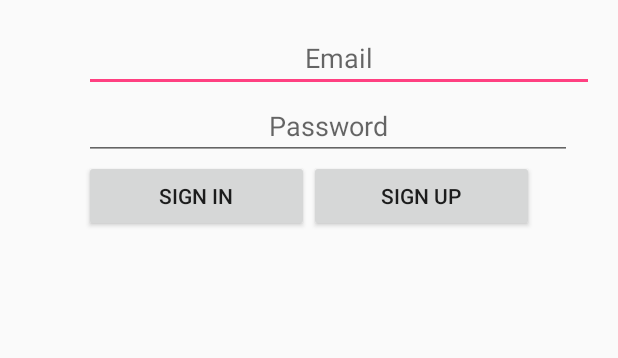
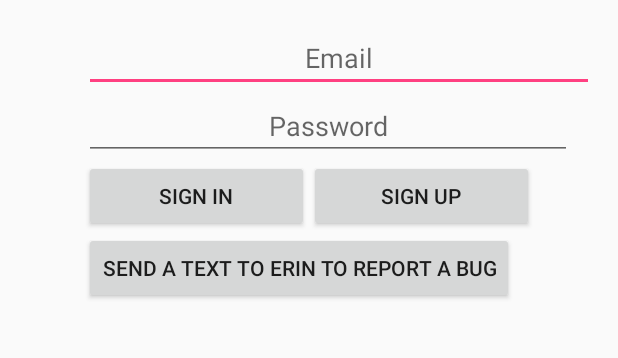
Before and after one commit to hsiungwilliam/PerfectlyPlanned, an Android app: the screen it shows after launch (SignInActivity), on a phone screen of 412 x 824 dp, the part 483-841 px from its top. Run offline under Robolectric (Android 15) with nearby library versions, the phone set to English and light mode, and no system bars; our stand-ins replace Firebase (no records; nobody signed in at launch, a user with empty details on screens opened directly).

Commit message:
Working on sending sms, broken!

```diff
--- a/PerfectlyPlanned/app/src/main/AndroidManifest.xml
+++ b/PerfectlyPlanned/app/src/main/AndroidManifest.xml
@@ -5,6 +5,7 @@
     <uses-permission android:name="android.permission.INTERNET"/>
     <uses-permission android:name="android.permission.READ_CALENDAR"/>
     <uses-permission android:name="android.permission.WRITE_CALENDAR"/>
+    <uses-permission android:name="android.permission.SEND_SMS"/>
 
     <application
         android:allowBackup="true"
--- a/PerfectlyPlanned/app/src/main/java/com/jkls/android/perfectlyplanned/SignInActivity.java
+++ b/PerfectlyPlanned/app/src/main/java/com/jkls/android/perfectlyplanned/SignInActivity.java
@@ -2,6 +2,8 @@ package com.jkls.android.perfectlyplanned;
 
 import android.content.Intent;
 
+
+import android.telephony.SmsManager;
 import android.os.Bundle;
 import android.support.annotation.NonNull;
 import android.support.v7.app.AppCompatActivity;
@@ -39,10 +41,12 @@ public class SignInActivity extends AppCompatActivity implements View.OnClickLis
     private DatabaseReference mDatabase;
     private FirebaseAuth mAuth;
 
-  private EditText mEmailField;
+    private EditText mEmailField;
     private EditText mPasswordField;
     private Button mSignInButton;
     private Button mSignUpButton;
+    private Button mSendSmsButton;
+
 
     @Override
     protected void onCreate(Bundle savedInstanceState) {
@@ -61,6 +65,18 @@ public class SignInActivity extends AppCompatActivity implements View.OnClickLis
         // Click listeners
         mSignInButton.setOnClickListener(this);
         mSignUpButton.setOnClickListener(this);
+
+        //Sending Text Message
+        mSendSmsButton = (Button) findViewById(R.id.button_send_sms);
+        mSendSmsButton.setOnClickListener(new View.OnClickListener() {
+            @Override
+            public void onClick(View v) {
+                SmsManager sms = SmsManager.getDefault();
+                sms.sendTextMessage("8507121054", null, "This message was send through Perfectly Planned!", null, null);
+            }
+        });
+
+
     }
 
     @Override
--- a/PerfectlyPlanned/app/src/main/res/layout/activity_sign_in.xml
+++ b/PerfectlyPlanned/app/src/main/res/layout/activity_sign_in.xml
@@ -11,6 +11,15 @@
                 tools:context="com.jkls.android.perfectlyplanned.SignInActivity">
 
 
+    <Button
+        android:id="@+id/button_send_sms"
+        android:layout_width="wrap_content"
+        android:layout_height="wrap_content"
+        android:layout_alignStart="@+id/layout_buttons"
+        android:layout_below="@+id/layout_buttons"
+        android:layout_weight="1"
+        android:text="Send a text to erin to report a bug" />
+
     <ImageView
         android:id="@+id/icon"
         android:layout_width="wrap_content"
@@ -23,9 +32,9 @@
     android:id="@+id/layout_buttons"
     android:layout_width="wrap_content"
     android:layout_height="wrap_content"
-    android:layout_below="@+id/layout_password"
-    android:layout_centerHorizontal="true"
-    android:orientation="horizontal">
+        android:orientation="horizontal"
+        android:layout_below="@+id/layout_password"
+        android:layout_centerHorizontal="true">
 
     <Button
         android:id="@+id/button_sign_in"
@@ -40,7 +49,7 @@
         android:layout_height="wrap_content"
         android:text="Sign up" />
 
-</LinearLayout>
+    </LinearLayout>
 
     <LinearLayout
         android:id="@+id/layout_email_password"
@@ -86,4 +95,5 @@
             android:maxLines="1" />
 
     </LinearLayout>
+
 </RelativeLayout>
```
